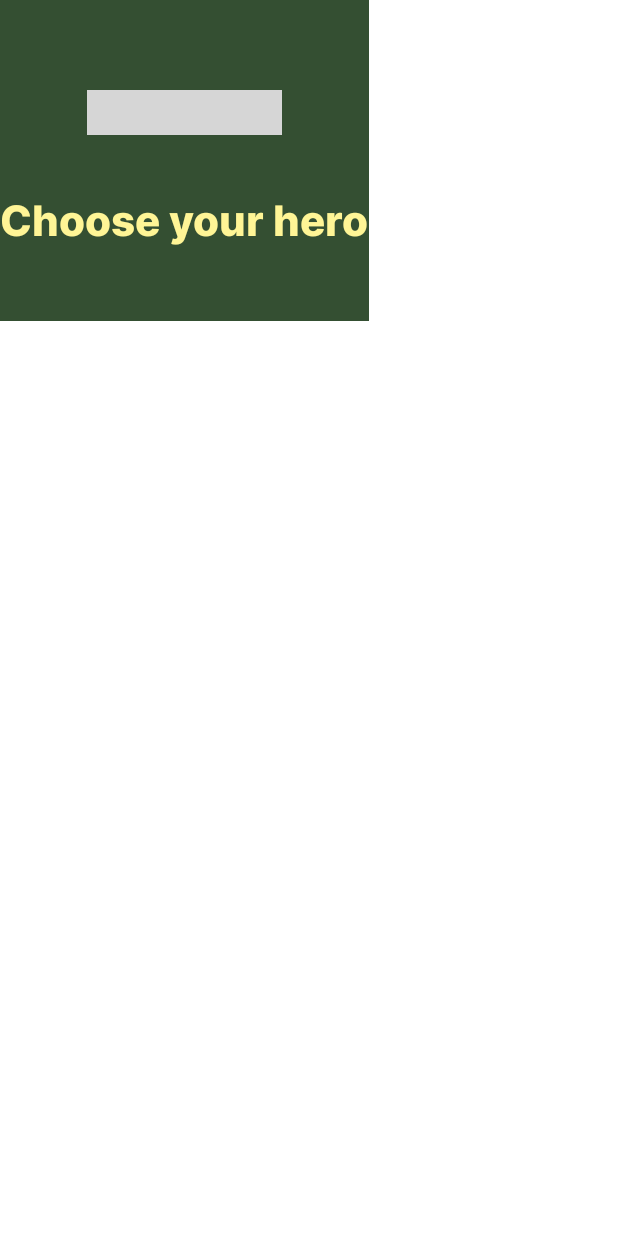
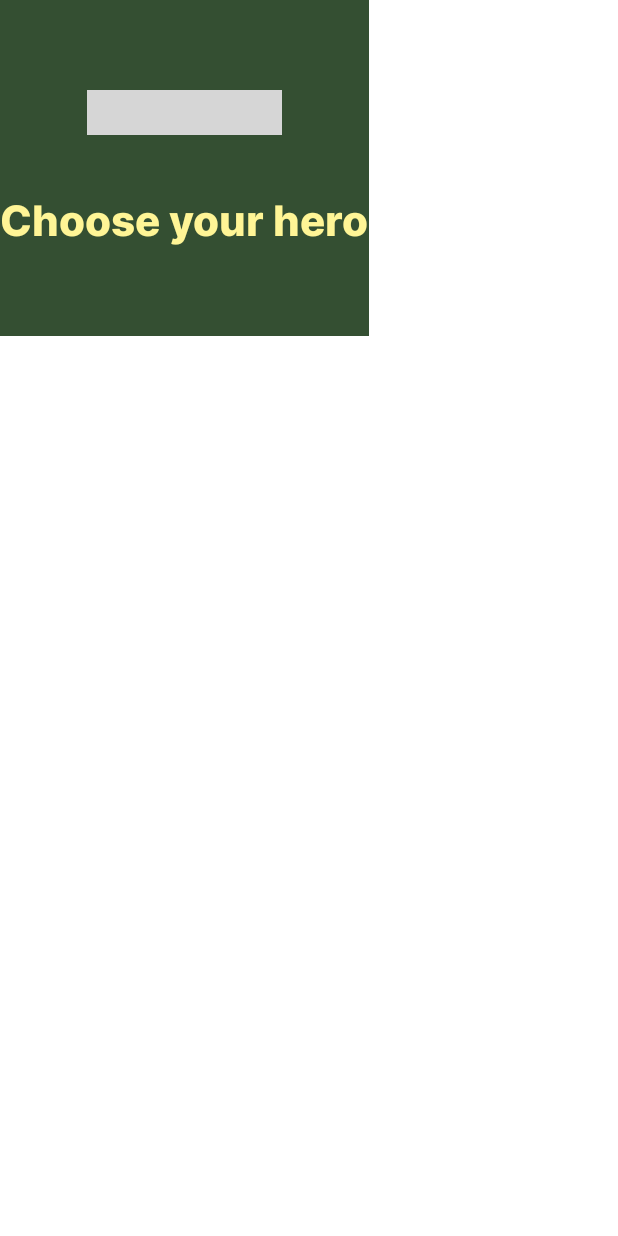
Before and after one commit to SofiaSavchenko/MarvelApp, an Android app built with Jetpack Compose: the @Preview function PreviewHeroHeader, on a phone screen of 412 x 824 dp. Run offline under Robolectric (Android 15) with nearby library versions, the phone set to English and light mode, and no system bars; pictures from the network do not load; grey boxes are pictures that could not be loaded.

Commit message:
add landscape orientation

```diff
--- /dev/null
+++ b/core-ui/src/main/java/com/example/core_ui/utils/DeviceScreenConfiguration.kt
@@ -0,0 +1,12 @@
+package com.example.core_ui.utils
+
+data class DeviceScreenConfiguration(
+    val screenWidth: DeviceScreenSize,
+    val screenHeight: DeviceScreenSize,
+) {
+    sealed class DeviceScreenSize {
+        data object Compact : DeviceScreenSize()
+        data object Medium : DeviceScreenSize()
+        data object Expanded : DeviceScreenSize()
+    }
+}
--- /dev/null
+++ b/core-ui/src/main/java/com/example/core_ui/utils/Utils.kt
@@ -0,0 +1,30 @@
+package com.example.core_ui.utils
+
+import android.content.res.Configuration
+import androidx.compose.runtime.Composable
+import androidx.compose.ui.platform.LocalConfiguration
+
+private const val DEVICE_MAX_WIDTH_COMPACT = 600
+private const val DEVICE_MAX_WIDTH_MEDIUM = 840
+private const val DEVICE_MAX_HEIGHT_COMPACT = 480
+private const val DEVICE_MAX_HEIGHT_MEDIUM = 900
+
+@Composable
+fun isLandscape() = LocalConfiguration.current.orientation == Configuration.ORIENTATION_LANDSCAPE
+
+@Composable
+fun getDeviceScreenConfiguration(): DeviceScreenConfiguration {
+    val configuration = LocalConfiguration.current
+    return DeviceScreenConfiguration(
+        screenWidth = when {
+            configuration.screenWidthDp < DEVICE_MAX_WIDTH_COMPACT -> DeviceScreenConfiguration.DeviceScreenSize.Compact
+            configuration.screenWidthDp < DEVICE_MAX_WIDTH_MEDIUM -> DeviceScreenConfiguration.DeviceScreenSize.Medium
+            else -> DeviceScreenConfiguration.DeviceScreenSize.Expanded
+        },
+        screenHeight = when {
+            configuration.screenHeightDp < DEVICE_MAX_HEIGHT_COMPACT -> DeviceScreenConfiguration.DeviceScreenSize.Compact
+            configuration.screenHeightDp < DEVICE_MAX_HEIGHT_MEDIUM -> DeviceScreenConfiguration.DeviceScreenSize.Medium
+            else -> DeviceScreenConfiguration.DeviceScreenSize.Expanded
+        },
+    )
+}
--- a/screens/full/src/main/java/com/example/full/presentation/components/CharacterView.kt
+++ b/screens/full/src/main/java/com/example/full/presentation/components/CharacterView.kt
@@ -18,7 +18,6 @@ import androidx.compose.ui.draw.alpha
 import androidx.compose.ui.layout.ContentScale
 import androidx.compose.ui.platform.LocalLayoutDirection
 import androidx.compose.ui.res.dimensionResource
-import androidx.compose.ui.text.style.TextDirection
 import androidx.compose.ui.tooling.preview.Preview
 import androidx.compose.ui.unit.LayoutDirection
 import androidx.compose.ui.unit.dp
--- a/screens/slide/src/main/java/com/example/slide/presentation/components/DrawCardBackground.kt
+++ b/screens/slide/src/main/java/com/example/slide/presentation/components/DrawCardBackground.kt
@@ -1,7 +1,6 @@
 package com.example.slide.presentation.components
 
 import androidx.compose.foundation.Canvas
-import androidx.compose.foundation.background
 import androidx.compose.foundation.layout.Box
 import androidx.compose.foundation.layout.fillMaxSize
 import androidx.compose.runtime.Composable
@@ -9,7 +8,6 @@ import androidx.compose.ui.Modifier
 import androidx.compose.ui.graphics.Color
 import androidx.compose.ui.graphics.Path
 import androidx.compose.ui.tooling.preview.Preview
-import com.example.core_ui.theme.MarvelAppTheme
 import com.example.slide.presentation.utils.CharacterColors
 
 @Composable
--- a/screens/slide/src/main/java/com/example/slide/presentation/components/HeroHeaderBlock.kt
+++ b/screens/slide/src/main/java/com/example/slide/presentation/components/HeroHeaderBlock.kt
@@ -11,29 +11,71 @@ import androidx.compose.material3.Text
 import androidx.compose.runtime.Composable
 import androidx.compose.ui.Alignment
 import androidx.compose.ui.Modifier
-import androidx.compose.ui.graphics.Color
 import androidx.compose.ui.layout.ContentScale
 import androidx.compose.ui.res.dimensionResource
 import androidx.compose.ui.res.stringResource
 import androidx.compose.ui.tooling.preview.Preview
 import coil.compose.AsyncImage
 import com.example.core_ui.theme.MarvelAppTheme
+import com.example.core_ui.utils.DeviceScreenConfiguration
+import com.example.core_ui.utils.getDeviceScreenConfiguration
+import com.example.core_ui.utils.isLandscape
 import com.example.slide.R
+import com.example.slide.presentation.utils.compactPaddingLandscape
+import com.example.slide.presentation.utils.compactPaddingPortrait
+import com.example.slide.presentation.utils.compactSpacerLandscape
+import com.example.slide.presentation.utils.compactSpacerPortrait
+import com.example.slide.presentation.utils.expandedPaddingLandscape
+import com.example.slide.presentation.utils.expandedPaddingPortrait
+import com.example.slide.presentation.utils.expandedSpacerLandscape
+import com.example.slide.presentation.utils.expandedSpacerPortrait
+import com.example.slide.presentation.utils.mediumPaddingLandscape
+import com.example.slide.presentation.utils.mediumPaddingPortrait
+import com.example.slide.presentation.utils.mediumSpacerLandscape
+import com.example.slide.presentation.utils.mediumSpacerPortrait
 
 @Composable
 fun HeroHeaderBlock() {
 
+    val landscapePadding = when (getDeviceScreenConfiguration().screenWidth) {
+        DeviceScreenConfiguration.DeviceScreenSize.Compact -> compactPaddingLandscape
+        DeviceScreenConfiguration.DeviceScreenSize.Expanded -> expandedPaddingLandscape
+        DeviceScreenConfiguration.DeviceScreenSize.Medium -> mediumPaddingLandscape
+    }
+
+    val portraitPadding = when (getDeviceScreenConfiguration().screenHeight) {
+        DeviceScreenConfiguration.DeviceScreenSize.Compact -> compactPaddingPortrait
+        DeviceScreenConfiguration.DeviceScreenSize.Expanded -> expandedPaddingPortrait
+        DeviceScreenConfiguration.DeviceScreenSize.Medium -> mediumPaddingPortrait
+    }
+
+    val portraitSpacer = when (getDeviceScreenConfiguration().screenHeight) {
+        DeviceScreenConfiguration.DeviceScreenSize.Compact -> compactSpacerPortrait
+        DeviceScreenConfiguration.DeviceScreenSize.Expanded -> expandedSpacerPortrait
+        DeviceScreenConfiguration.DeviceScreenSize.Medium -> mediumSpacerPortrait
+    }
+
+    val landscapeSpacer = when (getDeviceScreenConfiguration().screenHeight) {
+        DeviceScreenConfiguration.DeviceScreenSize.Compact -> compactSpacerLandscape
+        DeviceScreenConfiguration.DeviceScreenSize.Expanded -> expandedSpacerLandscape
+        DeviceScreenConfiguration.DeviceScreenSize.Medium -> mediumSpacerLandscape
+    }
+
     Column(
-        modifier = Modifier.padding(
-            top = dimensionResource(R.dimen.padding_headerTop),
-            bottom = dimensionResource(R.dimen.padding_headerBottom)
-        ),
+        when (isLandscape()) {
+            true -> Modifier.padding(landscapePadding)
+            false -> Modifier.padding(portraitPadding)
+        },
+
         horizontalAlignment = Alignment.CenterHorizontally
     ) {
 
         LoadLogoImage()
 
-        Spacer(modifier = Modifier.height(dimensionResource(R.dimen.spacer_header)))
+        when (isLandscape()) {
+            true -> Spacer(modifier = Modifier.height(landscapeSpacer))
+            false -> Spacer(modifier = Modifier.height(portraitSpacer))
+        }
 
         Text(
             text = stringResource(R.string.header_title),
--- /dev/null
+++ b/screens/slide/src/main/java/com/example/slide/presentation/utils/UiConstants.kt
@@ -0,0 +1,26 @@
+package com.example.slide.presentation.utils
+
+import androidx.compose.foundation.layout.PaddingValues
+import androidx.compose.ui.unit.dp
+
+val compactPaddingLandscape = PaddingValues(top = 15.dp, bottom = 5.dp)
+val compactPaddingPortrait = PaddingValues(top = 40.dp, bottom = 40.dp)
+val mediumPaddingLandscape = PaddingValues(top = 35.dp, bottom = 35.dp)
+val mediumPaddingPortrait = PaddingValues(top = 60.dp, bottom = 60.dp)
+val expandedPaddingLandscape = PaddingValues(top = 25.dp, bottom = 30.dp)
+val expandedPaddingPortrait = PaddingValues(top = 100.dp, bottom = 90.dp)
+
+val compactSpacerPortrait = 30.dp
+val mediumSpacerPortrait = 40.dp
+val expandedSpacerPortrait = 50.dp
+val compactSpacerLandscape = 15.dp
+val mediumSpacerLandscape = 20.dp
+val expandedSpacerLandscape = 25.dp
+
+const val ITEM_RATIO_WIDTH_PORTRAIT = 0.85
+const val ITEM_RATIO_HEIGHT_PORTRAIT = 0.75
+const val ITEM_RATIO_WIDTH_LANDSCAPE = 0.8
+const val ITEM_RATIO_HEIGHT_LANDSCAPE = 0.8
+
+const val DIVISION_FACTOR_PORTRAIT = 2.05
+const val DIVISION_FACTOR_LANDSCAPE = 2.4
--- a/screens/slide/src/main/res/values/dimens.xml
+++ b/screens/slide/src/main/res/values/dimens.xml
@@ -1,24 +1,11 @@
 <?xml version="1.0" encoding="utf-8"?>
 <resources>
 
-    <dimen name="padding_titleStart">30dp</dimen>
-    <dimen name="padding_titleBottom">60dp</dimen>
-
-    <dimen name="padding_headerTop">60dp</dimen>
-    <dimen name="padding_headerBottom">50dp</dimen>
-    <dimen name="spacer_header">40dp</dimen>
+    <dimen name="padding_text">30dp</dimen>
 
     <dimen name="size_logoImageHeight">30dp</dimen>
     <dimen name="size_logoImageWidth">130dp</dimen>
 
-    <dimen name="padding_slideCardsStart">30dp</dimen>
-    <dimen name="padding_slideCardsEnd">30dp</dimen>
-    <dimen name="padding_slideCardsBottom">70dp</dimen>
-    <dimen name="padding_slideCardsSpaced">15dp</dimen>
-
-    <dimen name="size_slideCardHeight">620dp</dimen>
-    <dimen name="size_slideCardWidth">355dp</dimen>
     <dimen name="corner_slideCard">10dp</dimen>
 
-
 </resources>
```
Also changed, not shown: screens/slide/src/main/java/com/example/slide/presentation/StartSlideScreen.kt (+28 -9 lines), screens/slide/src/main/java/com/example/slide/presentation/components/CharacterSlideView.kt (+1 -17 lines), 1 other file.
